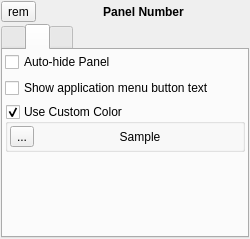
Above: src/settings/config/PanelWidget.ui from rodlie/draco before the change. Below: the same form after it.
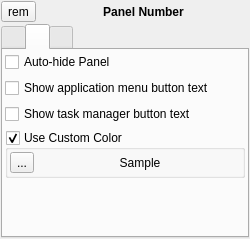
That is the form after the change. The open tabs and pages were chosen to show the change.

Commit message: task manager panel: support show/hide (app) text

```diff
--- a/src/settings/config/PanelWidget.ui
+++ b/src/settings/config/PanelWidget.ui
@@ -230,6 +230,13 @@
          </property>
         </widget>
        </item>
+       <item>
+        <widget class="QCheckBox" name="check_taskmanager_text">
+         <property name="text">
+          <string>Show task manager button text</string>
+         </property>
+        </widget>
+       </item>
        <item>
         <widget class="QGroupBox" name="group_customcolor">
          <property name="title">
```
The commit also changes 5 other files.
